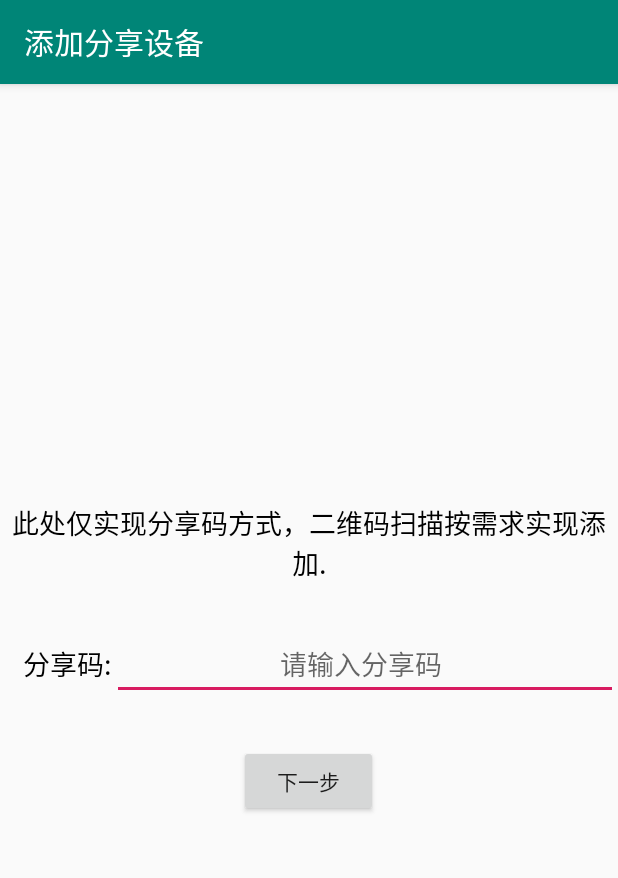
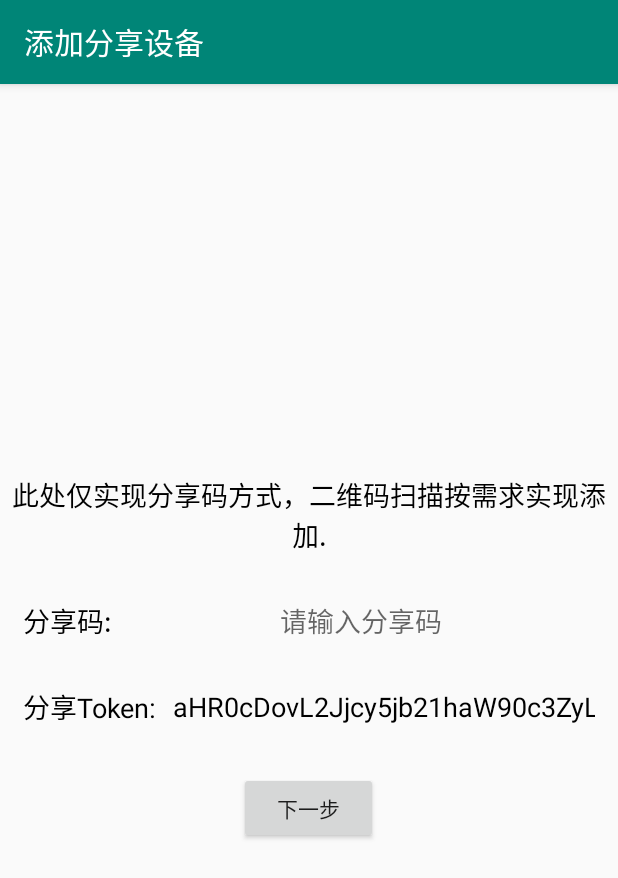
Before and after one commit to comaiotsdk/CatEyeSdkTest, an Android app: the AddShareDeviceActivity screen opened directly, with no data from a screen before it, after a tap on "下一步", on a phone screen of 412 x 824 dp. Shown: the top 878 px of the screen. Run offline under Robolectric (Android 15) with nearby library versions, the phone set to English and light mode, and no system bars; libraries missing offline, so code that uses them is left out: com.comaiot.net; 1 statement that could not run was skipped.

Commit message:
释放生成二维码接口，修复二维码token请求返回1301

```diff
--- a/DemoTest/build.gradle
+++ b/DemoTest/build.gradle
@@ -8,7 +8,7 @@ android {
         minSdkVersion 18
         targetSdkVersion 29
         versionCode 1
-        versionName "1.1.5"
+        versionName "1.1.6"
 
         //Cannot fit requested classes in a single dex file (# methods: 131010 > 65536)
         multiDexEnabled true
@@ -44,7 +44,7 @@ dependencies {
 
     //Cannot fit requested classes in a single dex file (# methods: 131010 > 65536)
     implementation 'androidx.multidex:multidex:2.0.0'
-    implementation 'com.github.comaiotsdk:cateyesdk:v1.1.5'
+    implementation 'com.github.comaiotsdk:cateyesdk:v1.1.6'
     implementation 'io.jsonwebtoken:jjwt:0.9.1'
     implementation 'com.github.mcxtzhang:SwipeDelMenuLayout:V1.3.0'
     //下方注释必看
@@ -52,7 +52,7 @@ dependencies {
     //如果产生第三方库冲突，请按照gradle剔除依赖方式解决，参考如下：
     /*
 
-    implementation ('com.github.comaiotsdk:cateyesdk:v1.1.5'){
+    implementation ('com.github.comaiotsdk:cateyesdk:v1.1.6'){
         exclude group: 'com.okhttp.okhttp3'
     }
 
--- a/DemoTest/src/main/java/com/comaiot/comaiotsdktest/act/AddShareDeviceActivity.java
+++ b/DemoTest/src/main/java/com/comaiot/comaiotsdktest/act/AddShareDeviceActivity.java
@@ -1,6 +1,7 @@
 package com.comaiot.comaiotsdktest.act;
 
 import android.os.Bundle;
+import android.text.TextUtils;
 import android.view.View;
 import android.widget.Button;
 import android.widget.EditText;
@@ -19,6 +20,7 @@ import com.comaiot.net.library.core.NoInternetException;
 public class AddShareDeviceActivity extends AppCompatActivity {
 
     private EditText mShareNumberEdt;
+    private EditText mShareTokenEdt;
     private Button mAddShareNextButton;
 
     @Override
@@ -27,25 +29,43 @@ public class AddShareDeviceActivity extends AppCompatActivity {
         setContentView(R.layout.activity_add_share_device);
 
         mShareNumberEdt = findViewById(R.id.share_number_value);
+        mShareTokenEdt = findViewById(R.id.share_token_value);
         mAddShareNextButton = findViewById(R.id.add_share_next_button);
 
         mAddShareNextButton.setOnClickListener(new View.OnClickListener() {
             @Override
             public void onClick(View v) {
                 String shareNumberValue = mShareNumberEdt.getText().toString().trim();
-                if (shareNumberValue.length() != 8) {
-                    Toast.makeText(AddShareDeviceActivity.this, "Invalid Share Number.", Toast.LENGTH_SHORT).show();
+                String shareTokenValue = mShareTokenEdt.getText().toString().trim();
+
+                boolean numberEmpty = TextUtils.isEmpty(shareNumberValue);
+                boolean tokenEmpty = TextUtils.isEmpty(shareTokenValue);
+
+                if (numberEmpty && tokenEmpty) {
+                    Toast.makeText(AddShareDeviceActivity.this, "Invalid input.", Toast.LENGTH_SHORT).show();
                     return;
                 }
-                addShareDevice(shareNumberValue);
+
+                if (!numberEmpty && !tokenEmpty) {
+                    Toast.makeText(AddShareDeviceActivity.this, "分享码 和 分享Token 只能输入一个", Toast.LENGTH_SHORT).show();
+                    return;
+                }
+
+                if (!numberEmpty && shareNumberValue.length() != 8) {
+                    Toast.makeText(AddShareDeviceActivity.this, "Invalid Share Number.", Toast.LENGTH_SHORT).show();
+                } else if (!numberEmpty) {
+                    addShareDevice(shareNumberValue, null);
+                } else {
+                    addShareDevice(null, shareTokenValue);
+                }
             }
         });
     }
 
-    private void addShareDevice(String shareNum) {
+    private void addShareDevice(String shareNum, String shareToken) {
         try {
             //shareNum 与 shareToken 互斥为空
-            CatEyeSDKInterface.get().joinScanShareDeviceQr(shareNum, null, new AppReceiveShareReqView() {
+            CatEyeSDKInterface.get().joinScanShareDeviceQr(shareNum, shareToken, new AppReceiveShareReqView() {
                 @Override
                 public void onAppReceiveShareReqSuccess(AppReceiveShareEntity baseAppEntity) {
                     setResult(RESULT_OK);
--- a/DemoTest/src/main/res/layout/activity_add_share_device.xml
+++ b/DemoTest/src/main/res/layout/activity_add_share_device.xml
@@ -34,11 +34,46 @@
             android:layout_width="0dp"
             android:layout_height="wrap_content"
             android:layout_weight="1"
+            android:background="@null"
             android:gravity="center"
             android:hint="请输入分享码"
             android:paddingLeft="10dp"
             android:paddingRight="15dp"
             android:singleLine="true"
+            android:textColor="#000"
+            android:textSize="18sp" />
+
+    </LinearLayout>
+
+    <LinearLayout
+        android:layout_width="match_parent"
+        android:layout_height="wrap_content"
+        android:layout_marginTop="30dp"
+        android:gravity="center"
+        android:orientation="horizontal">
+
+        <TextView
+            android:layout_width="wrap_content"
+            android:layout_height="wrap_content"
+            android:paddingLeft="15dp"
+            android:singleLine="true"
+            android:text="分享Token:"
+            android:textColor="#000"
+            android:textSize="18sp" />
+
+        <EditText
+            android:id="@+id/share_token_value"
+            android:layout_width="0dp"
+            android:layout_height="wrap_content"
+            android:layout_weight="1"
+            android:background="@null"
+            android:ellipsize="end"
+            android:gravity="center"
+            android:hint="请输入分享码"
+            android:paddingLeft="10dp"
+            android:paddingRight="15dp"
+            android:singleLine="true"
+            android:text="aHR0cDovL2Jjcy5jb21haW90c3ZyLmNvbS9pb3QvZ2V0U2Nhbi5waHA%2FdG9rZW49YTViY2NiYjI2OTQxNDNmMmIwMWM3NDlhYjRiNmFmZDE%3D"
             android:textColor="#000"
             android:textSize="18sp" />
 
```
Also changed, not shown: DemoTest/src/main/AndroidManifest.xml (+4 -4 lines), DemoTest/src/main/java/com/comaiot/comaiotsdktest/act/DeviceDisturbSettingsActivity.java (deleted, +0 -175 lines), DemoTest/src/main/java/com/comaiot/comaiotsdktest/act/DeviceSettingsActivity.java (+11 -21 lines), DemoTest/src/main/java/com/comaiot/comaiotsdktest/act/ShareDeviceActivity.java (added, +97 -0 lines), DemoTest/src/main/res/layout/activity_disturb_settings.xml (deleted, +0 -60 lines), DemoTest/src/main/res/layout/activity_share_device.xml (added, +30 -0 lines), DemoTest/src/main/res/layout/device_settings.xml (+8 -8 lines), 1 other file.
